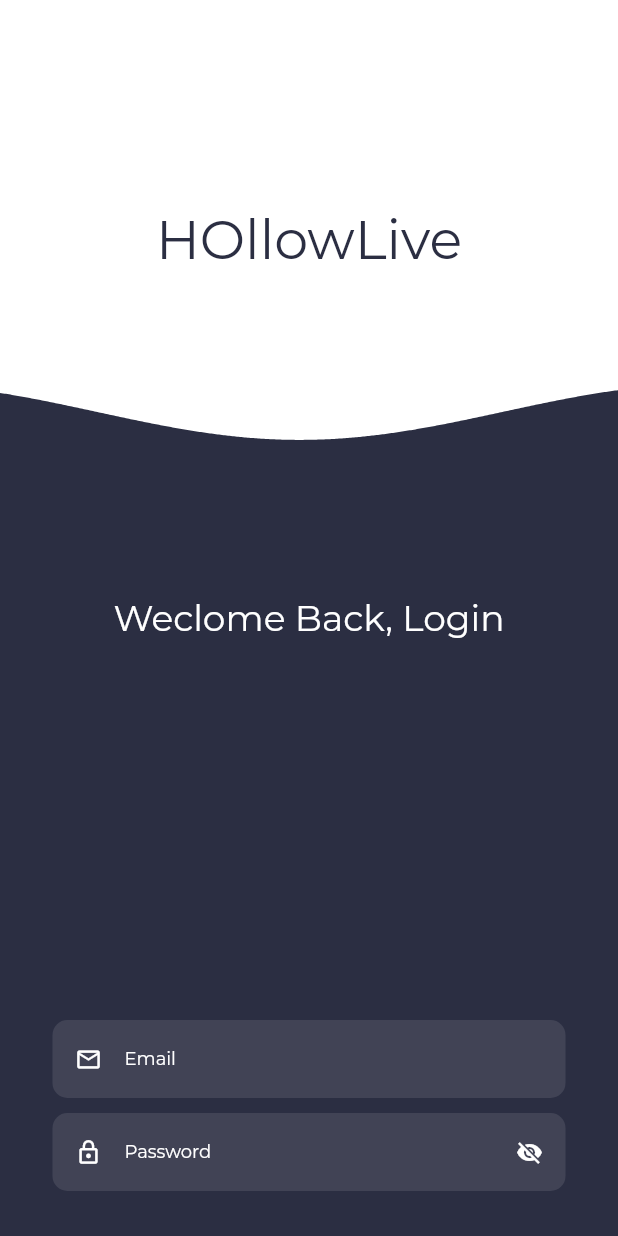
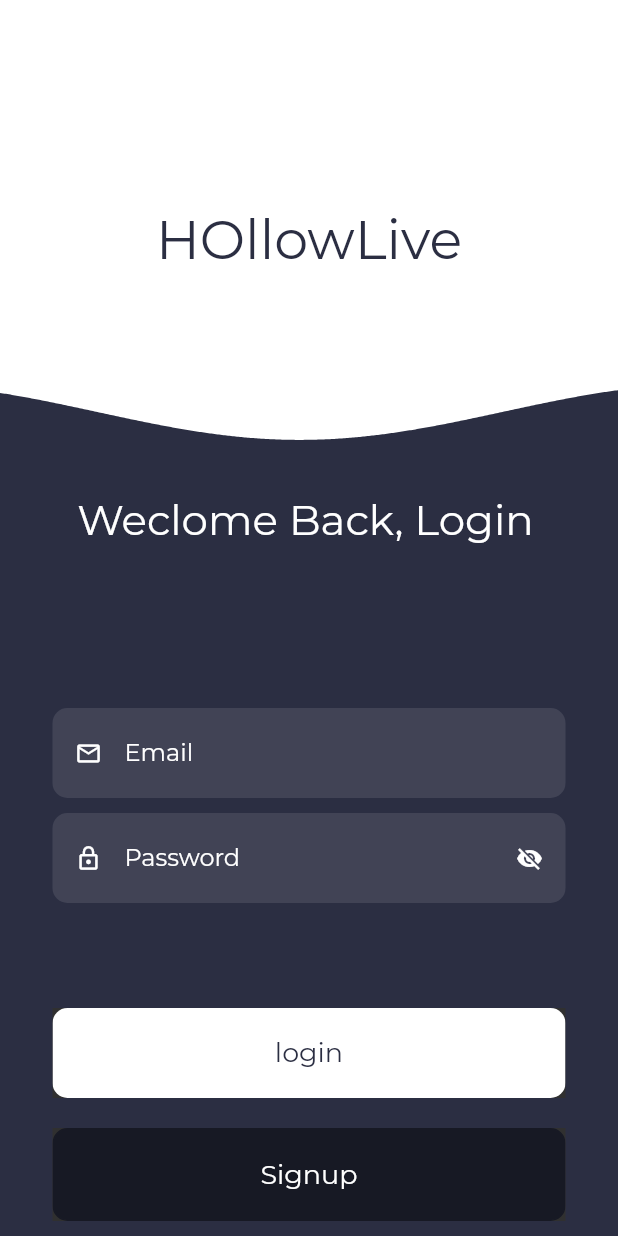
Before and after one commit to SUMYRE/H0llowLive, a Flutter app: the screen it shows after launch, on a phone screen of 412 x 824 dp. Run offline on Flutter 3.47's test engine with Material 2 defaults, Android fonts, the light colour scheme and no system bars; drawn by our look-alikes of animated_text_kit; our stand-ins replace cloud_firestore, firebase_analytics, firebase_auth, firebase_core, google_sign_in, simple_animations; accounts and stored records are empty; project files that could hold a hidden picture were left out.

Commit message:
animation and clipping added to login screen, however, login with firebase not working yet, and textfieldcontroller have yet to be added.

```diff
--- a/lib/Screens/login.dart
+++ b/lib/Screens/login.dart
@@ -2,6 +2,7 @@ import 'package:cloud_firestore/cloud_firestore.dart' as firecloud;
 import 'package:flutter/material.dart';
 import 'package:animated_text_kit/animated_text_kit.dart';
 import 'package:provider/provider.dart';
+import 'package:sumyre/Widgets/loginButtons.dart';
 import '../Widgets/widgets.dart';
 import '../Models/models.dart';
 
@@ -16,6 +17,9 @@ class LoginPageState extends State<LoginPage> {
     final model = Provider.of<HomeModel>(context);
     final keyboardOpen = MediaQuery.of(context).viewInsets.bottom>0;
     Size size = MediaQuery.of(context).size;
+    String? email, password;
+
+    Widget loginButton = LoginButtonWidget(hasBorder: false, title: "login", email: email, password: password,);
 
     return Scaffold(
       backgroundColor: Colors.white,
@@ -32,6 +36,24 @@ class LoginPageState extends State<LoginPage> {
                 yOffset: size.height /3.0,
                 color: Theme.of(context).backgroundColor
               )
+            ),
+
+            AnimatedPositioned(
+              duration: Duration(milliseconds: 500),
+              curve: Curves.easeOutQuad,
+              top: keyboardOpen ? -size.height / 2.5: 0.0,
+              child:Padding(
+                padding: EdgeInsets.only(top: size.height/2.5, left: size.width/8),
+                child: Row(
+                  mainAxisAlignment: MainAxisAlignment.center,
+                  children: [
+                    Text(
+                      "Weclome Back, Login",
+                      style: Theme.of(context).textTheme.bodyText1,
+                    ),
+                  ],
+                )
+              ),
             ),
             Padding(
               padding: EdgeInsets.only(top: size.height/6),
@@ -50,52 +72,11 @@ class LoginPageState extends State<LoginPage> {
                         TypewriterAnimatedText("HOllowLive", speed: const Duration(milliseconds: 300))
                       ],
                     )
-                  )
+                  ),
                 ],
               )
             ),
-            /*Padding(
-              padding: EdgeInsets.only(left:35),
-              child: SizedBox(
-                width: double.infinity,
-                child: DefaultTextStyle(
-                  style: const TextStyle(
-                    fontSize: 36,
-                    fontWeight: FontWeight.normal,
-                    color: Colors.white,
-                    fontFamily: "Montserrat"
-                  ),
-                  child: AnimatedTextKit(
-                    animatedTexts: [
-                      TypewriterAnimatedText("HOllowLive", speed: const Duration(milliseconds: 300))
-                    ],
-                  )
-                )
-              ),
-            ),*/
-            /*Container(
-              height: 200,
-              color: Colors.white,
-            ),*/
-            /*Container(
-              height: size.height*0.34,
-              decoration: BoxDecoration(
-                image: DecorationImage(
-                  image: AssetImage("assets/pictures/background1.png"),
-                  fit: BoxFit.fill,
-                )
-              )
-            ),*/
 
-            Align(
-              alignment: Alignment.center,
-              child: Container(
-                child: Text(
-                  "Weclome Back, Login",
-                  style: Theme.of(context).textTheme.bodyText1,
-                ),
-              )
-            ),
             SizedBox(height:30),
 
             Padding(
@@ -122,7 +103,10 @@ class LoginPageState extends State<LoginPage> {
 
                     },
                   ),
-                  SizedBox(height: 20)
+                  SizedBox(height: 70),
+                  loginButton,
+                  SizedBox(height: 20,),
+                  LoginButtonWidget(hasBorder: true, title: "Signup", email: "e", password: "p",)
                 ],
               )
             ),
--- /dev/null
+++ b/lib/Widgets/loginButtons.dart
@@ -0,0 +1,56 @@
+import 'package:flutter/material.dart';
+
+class LoginButtonWidget extends StatelessWidget {
+
+  final String title;
+  final bool hasBorder;
+  String? email;
+  String? password;
+
+  LoginButtonWidget({
+    required this.hasBorder,
+    required this.title,
+    this.email,
+    this.password
+  });
+
+  @override
+  Widget build(BuildContext context) {
+    return Material(
+      child: Ink(
+        decoration: BoxDecoration(
+          color: hasBorder ? Color(0xff171924) : Colors.white,
+          borderRadius: BorderRadius.circular(10),
+          border: hasBorder ? Border.all(
+            color: Color(0xff171924),
+            width: 1.0
+          )
+          : Border.fromBorderSide(BorderSide.none)
+        ),
+        child: InkWell(
+          borderRadius: BorderRadius.circular(10),
+          onTap: (){
+            tester();
+          },
+          child: Container(
+            height:60.0,
+            child: Center(
+              child: Text(
+                title,
+                style: TextStyle(
+                  color: hasBorder ? Colors.white : Theme.of(context).backgroundColor,
+                  fontWeight: FontWeight.normal,
+                  fontSize: 18
+                )
+              )
+            )
+          )
+        ),
+      )
+    );
+  }
+
+  void tester() {
+    print(email! + " " + password!);
+  }
+}
--- a/lib/main.dart
+++ b/lib/main.dart
@@ -1,4 +1,3 @@
-import 'package:flutter/foundation.dart';
 import 'package:flutter/material.dart';
 import 'package:provider/provider.dart';
 import 'package:firebase_auth/firebase_auth.dart';
@@ -48,12 +47,12 @@ class MyApp extends StatelessWidget {
               ),
               bodyText1: const TextStyle(
                 color: Colors.white,
-                fontSize:24,
+                fontSize:28,
                 fontWeight: FontWeight.normal
               ),
               subtitle1: const TextStyle(
                 color: Colors.white,
-                fontSize: 12,
+                fontSize: 16,
                 fontWeight: FontWeight.normal
               )
             ),
```
